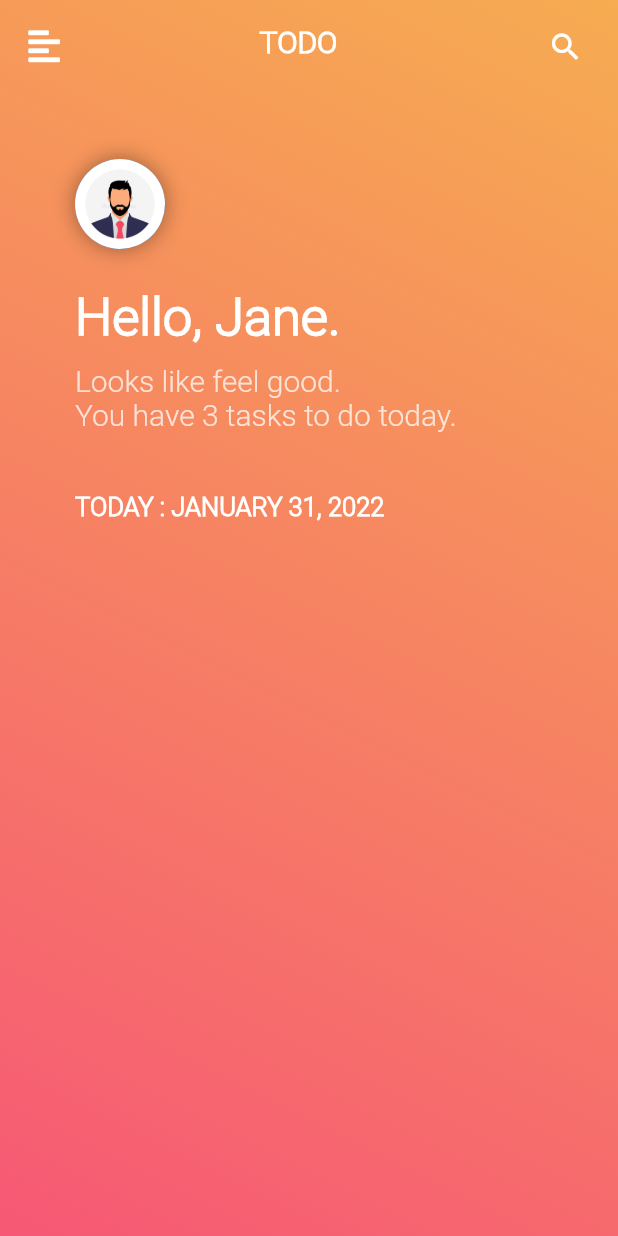
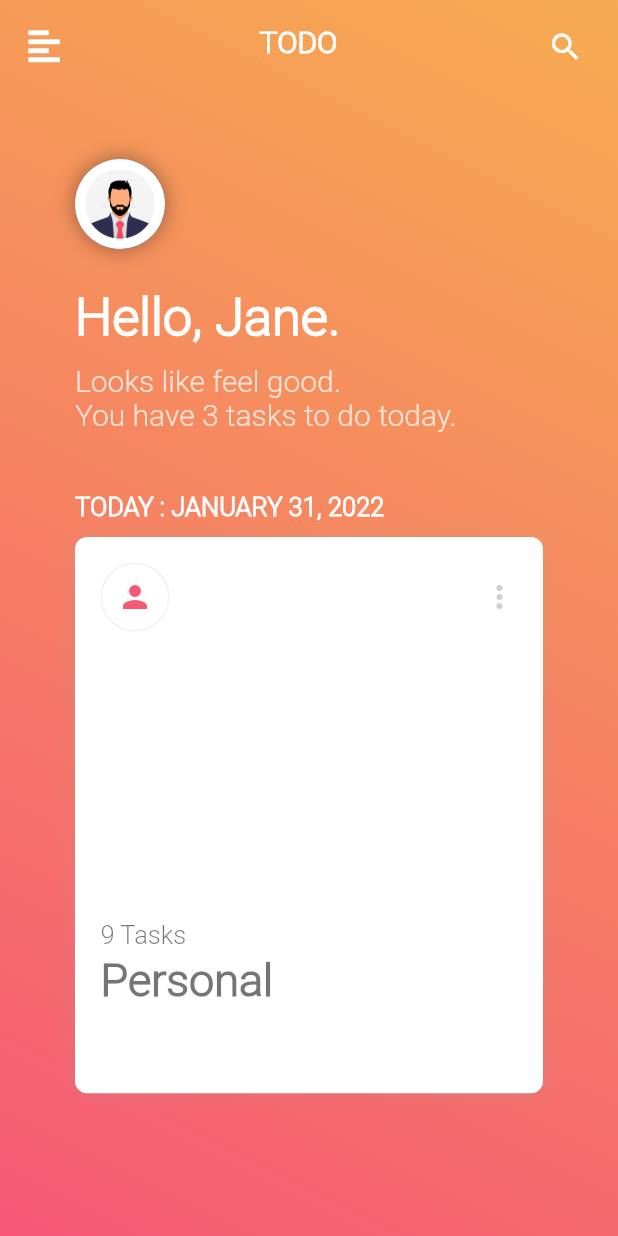
Before and after one commit to RGTechPro/do.it-todo-app-, a Flutter app: the screen it shows after launch, on a phone screen of 412 x 824 dp. Run offline on Flutter 3.47's test engine with Material 2 defaults, Android fonts, the phone set to English and light mode, and no system bars; our stand-ins replace font_awesome_flutter.

Commit message:
added card

```diff
--- /dev/null
+++ b/lib/constants/size_config.dart
@@ -0,0 +1,30 @@
+import 'package:flutter/material.dart';
+
+class SizeConfig {
+  static MediaQueryData? _mediaQueryData;
+  static double? screenWidth;
+  static double? screenHeight;
+  static double? defaultSize;
+  static Orientation? orientation;
+
+  void init(BuildContext context) {
+    _mediaQueryData = MediaQuery.of(context);
+    screenWidth = _mediaQueryData!.size.width;
+    screenHeight = _mediaQueryData!.size.height;
+    orientation = _mediaQueryData!.orientation;
+  }
+}
+
+// Get the proportionate height as per screen size
+double? getProportionateScreenHeight(double inputHeight) {
+  double? screenHeight = SizeConfig.screenHeight;
+  // 812 is the layout height that designer use
+  return (inputHeight / 812.0) * screenHeight!;
+}
+
+// Get the proportionate height as per screen size
+double? getProportionateScreenWidth(double inputWidth) {
+  double? screenWidth = SizeConfig.screenWidth;
+  // 375 is the layout width that designer use
+  return (inputWidth / 375.0) * screenWidth!;
+}
--- a/lib/sccreens/home_page.dart
+++ b/lib/sccreens/home_page.dart
@@ -1,5 +1,6 @@
 import 'package:flutter/material.dart';
 import 'package:font_awesome_flutter/font_awesome_flutter.dart';
+import 'package:housy_task/widgets/card.dart';
 
 class HomePage extends StatelessWidget {
   const HomePage({Key? key}) : super(key: key);
@@ -104,6 +105,10 @@ class HomePage extends StatelessWidget {
                     fontSize: 17,
                     fontWeight: FontWeight.bold),
               ),
+              SizedBox(
+                height: 10,
+              ),
+              TaskCard()
             ],
           ),
         ),
--- /dev/null
+++ b/lib/widgets/card.dart
@@ -0,0 +1,84 @@
+import 'package:flutter/material.dart';
+import 'package:housy_task/constants/size_config.dart';
+
+
+class TaskCard extends StatelessWidget {
+  const TaskCard({Key? key}) : super(key: key);
+
+  @override
+  Widget build(BuildContext context) {
+    SizeConfig().init(context);
+    return Container(
+      height: SizeConfig.screenHeight! * 0.45,
+      decoration: BoxDecoration(
+          color: Colors.white,
+          boxShadow: [
+            BoxShadow(
+                color: Colors.grey.withOpacity(0.2),
+                offset: Offset(0, .5),
+                spreadRadius: .1,
+                blurRadius: 10),
+          ],
+          borderRadius: BorderRadius.all(Radius.circular(8)),
+          border: Border.all(color: Colors.grey.withOpacity(.01))),
+      child: Padding(
+        padding: const EdgeInsets.all(8.0),
+        child: Column(
+          crossAxisAlignment: CrossAxisAlignment.start,
+          children: [
+            Row(mainAxisAlignment: MainAxisAlignment.spaceBetween, children: [
+              Padding(
+                padding: const EdgeInsets.all(8.0),
+                child: Container(
+                  decoration: BoxDecoration(
+                      shape: BoxShape.circle,
+                      border: Border.all(color: Colors.grey.withOpacity(.15))),
+                  child: Padding(
+                    padding: const EdgeInsets.all(10),
+                    child: Icon(
+                      Icons.person,
+                      color: Color(0xfff65875),
+                    ),
+                  ),
+                ),
+              ),
+              Padding(
+                padding: const EdgeInsets.all(8),
+                child: Icon(
+                  Icons.more_vert,
+                  color: Colors.grey.withOpacity(0.5),
+                ),
+              ),
+            ]),
+            SizedBox(
+              height: SizeConfig.screenHeight! * 0.22,
+            ),
+            Padding(
+              padding: const EdgeInsets.symmetric(horizontal: 8, vertical: 3),
+              child: Text(
+                '9 Tasks',
+                style: TextStyle(
+                    fontFamily: 'Roboto', color: Colors.black54, fontSize: 17),
+              ),
+            ),
+            Padding(
+              padding: const EdgeInsets.symmetric(horizontal: 8),
+              child: Text(
+                'Personal',
+                style: TextStyle(
+                    fontFamily: 'Roboto',
+                    fontWeight: FontWeight.bold,
+                    color: Colors.black54,
+                    fontSize: 30),
+              ),
+            ),
+            SizedBox(
+              height: SizeConfig.screenHeight! * 0.02,
+            ),
+
+          ],
+        ),
+      ),
+    );
+  }
+}
--- a/pubspec.yaml
+++ b/pubspec.yaml
@@ -30,6 +30,7 @@ dependencies:
   flutter:
     sdk: flutter
   font_awesome_flutter: ^9.2.0
+
 
   # The following adds the Cupertino Icons font to your application.
   # Use with the CupertinoIcons class for iOS style icons.
```
